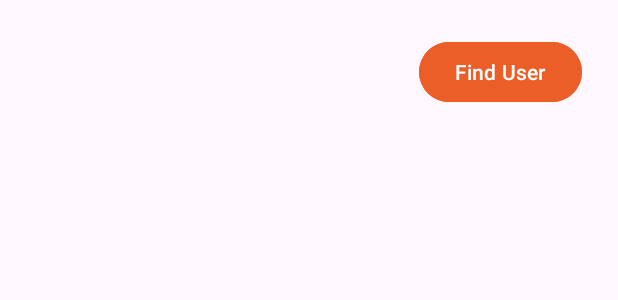
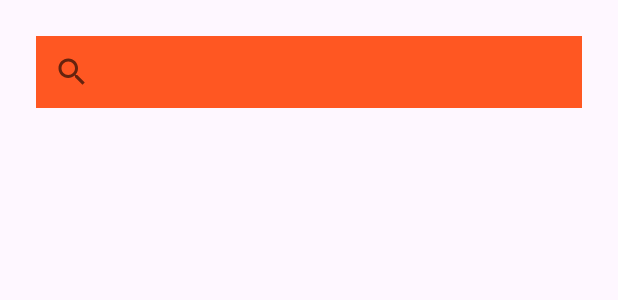
Before and after one commit to tigerokuma/HoopHub, an Android app built with Jetpack Compose: the layout fragment_inbox.xml on its own in the app's theme, with its tools: preview values and no code run, on a phone screen of 412 x 824 dp. Shown: the top 300 px of the screen. Run offline under Robolectric (Android 15) with nearby library versions, the phone set to English and light mode, and no system bars.

Commit message:
add search user by name and email

```diff
--- a/app/src/main/res/layout/fragment_inbox.xml
+++ b/app/src/main/res/layout/fragment_inbox.xml
@@ -5,25 +5,34 @@
     android:layout_height="match_parent"
     android:padding="16dp">
 
-    <!-- RecyclerView to display dialogs -->
+    <!-- Search Bar at Top -->
+    <androidx.appcompat.widget.SearchView
+        android:id="@+id/searchBar"
+        android:layout_width="0dp"
+        android:layout_height="wrap_content"
+        android:layout_marginTop="8dp"
+        android:layout_marginEnd="8dp"
+        android:layout_marginStart="8dp"
+        android:hint="Search for a user"
+        android:background="#FF5722"
+        android:theme="@style/SearchViewTheme"
+        android:textColor = "#FFFFFF"
+        app:layout_constraintTop_toTopOf="parent"
+        app:layout_constraintStart_toStartOf="parent"
+        app:layout_constraintEnd_toEndOf="parent" />
+
+
+
+    <!-- RecyclerView below the Search Bar -->
     <androidx.recyclerview.widget.RecyclerView
         android:id="@+id/rvDialogs"
-        android:layout_width="match_parent"
+        android:layout_width="0dp"
         android:layout_height="0dp"
-        android:layout_weight="1"
         android:clipToPadding="false"
-        android:paddingBottom="8dp" />
-
-    <!-- Find User Button at Top Right -->
-    <Button
-        android:id="@+id/btnFindUser"
-        android:layout_width="wrap_content"
-        android:layout_height="wrap_content"
-        app:layout_constraintTop_toTopOf="parent"
+        android:paddingBottom="8dp"
+        app:layout_constraintTop_toBottomOf="@id/searchBar"
+        app:layout_constraintStart_toStartOf="parent"
         app:layout_constraintEnd_toEndOf="parent"
-        style="@style/CustomButtonStyle"
-        android:text="Find User"
-        android:layout_marginTop="8dp"
-        android:layout_marginEnd="8dp" />
+        app:layout_constraintBottom_toBottomOf="parent" />
 
 </androidx.constraintlayout.widget.ConstraintLayout>
--- a/app/src/main/res/values/themes.xml
+++ b/app/src/main/res/values/themes.xml
@@ -42,5 +42,9 @@
     </style>
 
 
+    <style name="SearchViewTheme" parent="Theme.AppCompat.Light">
+        <item name="android:textColor">#FFFFFF</item>
+        <item name="android:textColorHint">#FFFFFF</item>
+    </style>
 
 </resources>
```
Also changed, not shown: app/src/main/java/com/example/hoophubskeleton/ViewModel/MessageViewModel.kt (+14 -0 lines), app/src/main/java/com/example/hoophubskeleton/adapter/SearchAdapter.kt (added, +39 -0 lines), app/src/main/java/com/example/hoophubskeleton/fragment/InboxFragment.kt (+50 -59 lines), app/src/main/java/com/example/hoophubskeleton/repository/MessageRepository.kt (+61 -0 lines), app/src/main/res/layout/dialog_search_results.xml (added, +13 -0 lines), app/src/main/res/layout/item_user.xml (added, +24 -0 lines), 20 other files.
